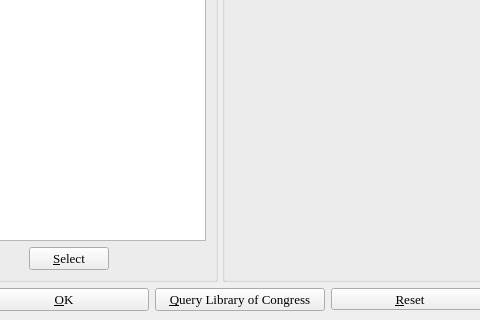
First picture: the form in maginfo.ui, repository textbrowser/biblioteq, before the edit; both pictures show x 90 to 570 and y 380 to 700 of the 1012 by 700 pixel window.
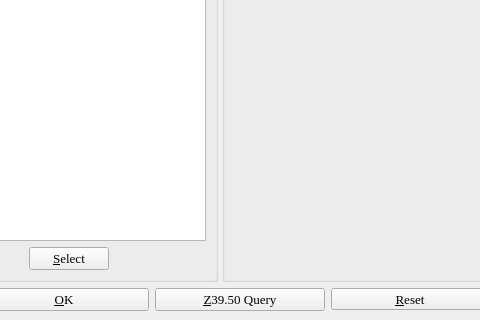
Second picture: the form after the edit. Icons and pictures are not drawn. Custom widgets are drawn as their Qt base class.

The edit to the form file:
```diff
--- a/maginfo.ui
+++ b/maginfo.ui
@@ -949,7 +949,7 @@
          </font>
         </property>
         <property name="text" >
-         <string>&amp;Query Library of Congress</string>
+         <string>&amp;Z39.50 Query</string>
         </property>
         <property name="icon" >
          <iconset>
```
